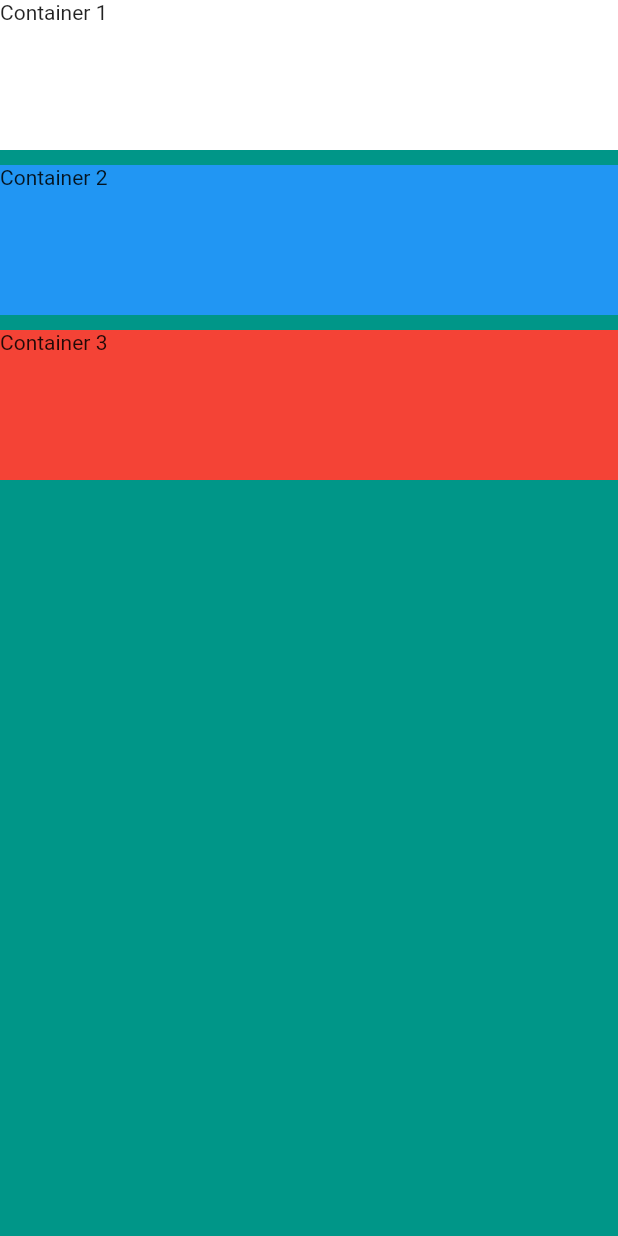
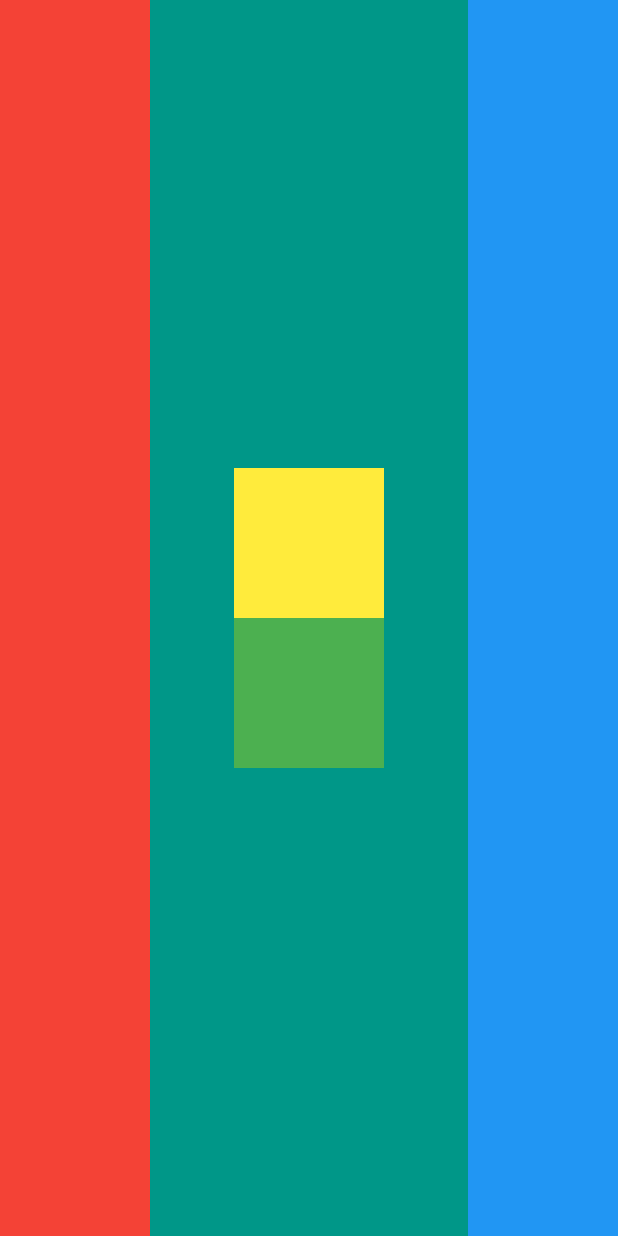
Before and after one commit to Dadajon/flutter-development, a Flutter app: the screen it shows after launch, on a phone screen of 412 x 824 dp. Run offline on Flutter 3.47's test engine with Material 2 defaults, Android fonts, the light colour scheme and no system bars.

Commit message:
Complited #challenge-2 #layout

```diff
--- a/mi_card/lib/main.dart
+++ b/mi_card/lib/main.dart
@@ -11,29 +11,33 @@
       home: Scaffold(
         backgroundColor: Colors.teal,
         body: SafeArea(
-          child: Column(
-            crossAxisAlignment: CrossAxisAlignment.stretch,
+          child: Row(
+            mainAxisAlignment: MainAxisAlignment.spaceBetween,
             children: <Widget>[
               Container(
-                height: 100.0,
-                color: Colors.white,
-                child: Text("Container 1"),
+                width: 100.0,
+                height: double.infinity,
+                color: Colors.red,
               ),
-              SizedBox(
-                height: 10.0,
+              Column(
+                mainAxisAlignment: MainAxisAlignment.center,
+                children: <Widget>[
+                  Container(
+                    width: 100.0,
+                    height: 100.0,
+                    color: Colors.yellow,
+                  ),
+                  Container(
+                    width: 100.0,
+                    height: 100.0,
+                    color: Colors.green,
+                  ),
+                ],
               ),
               Container(
-                height: 100.0,
+                width: 100.0,
+                height: double.infinity,
                 color: Colors.blue,
-                child: Text("Container 2"),
-              ),
-              SizedBox(
-                height: 10.0,
-              ),
-              Container(
-                height: 100.0,
-                color: Colors.red,
-                child: Text("Container 3"),
               ),
             ],
           ),
```
